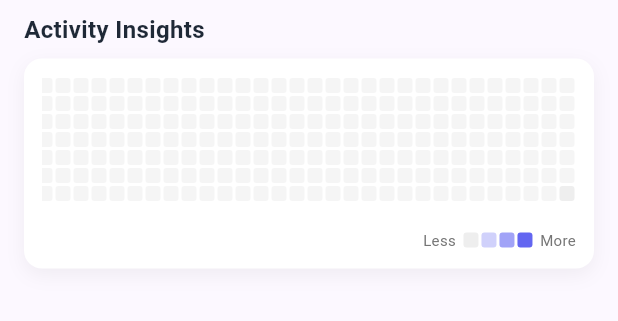
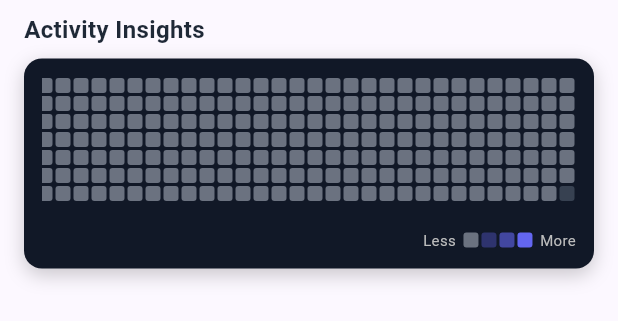
Before and after one commit to erickveil/raleigh, a Flutter app: the ContributionGraph widget shown alone on an empty page, opened directly with empty values, on a phone screen of 412 x 824 dp. Shown: the top 321 px of the screen. Run offline on Flutter 3.47's test engine with Material 3 defaults, Android fonts, the phone set to English and light mode, and no system bars; our stand-ins replace file_picker, hive, hive_flutter; accounts and stored records are empty; generated files the repository leaves out were written again.

Commit message:
🔧 Tweaked the colors on the contribution grid

```diff
--- a/lib/widgets/contribution_graph.dart
+++ b/lib/widgets/contribution_graph.dart
@@ -44,11 +44,11 @@ class ContributionGraph extends StatelessWidget {
           margin: const EdgeInsets.symmetric(horizontal: 16),
           padding: const EdgeInsets.all(12),
           decoration: BoxDecoration(
-            color: Colors.white,
+            color: const Color(0xFF111827),
             borderRadius: BorderRadius.circular(12),
             boxShadow: [
               BoxShadow(
-                color: Colors.black.withOpacity(0.05),
+                color: Colors.black.withOpacity(0.2),
                 blurRadius: 10,
                 offset: const Offset(0, 4),
               ),
@@ -70,11 +70,11 @@ class ContributionGraph extends StatelessWidget {
                           );
 
                           if (currentDay.isAfter(endDate)) {
-                            return _buildEmptyBox(Colors.grey[200]!);
+                            return _buildEmptyBox(const Color(0xFF374151));
                           }
 
                           if (currentDay.isBefore(startDate)) {
-                            return _buildEmptyBox(Colors.grey[200]!);
+                            return _buildEmptyBox(const Color(0xFF374151));
                           }
 
                           final dateKey = DateTime(
@@ -87,7 +87,7 @@ class ContributionGraph extends StatelessWidget {
                           // Week gradient: Red (0) to Purple (270)
                           // weekIndex 0 is 1 year ago, weekIndex weeksToShow-1 is today.
                           final hue = (weekIndex / (weeksToShow - 1)) * 270.0;
-                          final baseColor = HSVColor.fromAHSV(1.0, hue, 0.7, 0.8)
+                          final baseColor = HSVColor.fromAHSV(1.0, hue, 0.7, 1.0)
                               .toColor();
 
                           return _buildContributionBox(count, baseColor);
@@ -103,17 +103,17 @@ class ContributionGraph extends StatelessWidget {
                 children: [
                   Text(
                     'Less',
-                    style: TextStyle(fontSize: 10, color: Colors.grey[600]),
+                    style: TextStyle(fontSize: 10, color: Colors.grey[400]),
                   ),
                   const SizedBox(width: 4),
-                  _buildLegendBox(Colors.grey[200]!),
-                  _buildLegendBox(const Color(0xFF6366F1).withOpacity(0.3)),
+                  _buildLegendBox(const Color(0xFF6B7280)),
+                  _buildLegendBox(const Color(0xFF6366F1).withOpacity(0.35)),
                   _buildLegendBox(const Color(0xFF6366F1).withOpacity(0.6)),
                   _buildLegendBox(const Color(0xFF6366F1)),
                   const SizedBox(width: 4),
                   Text(
                     'More',
-                    style: TextStyle(fontSize: 10, color: Colors.grey[600]),
+                    style: TextStyle(fontSize: 10, color: Colors.grey[400]),
                   ),
                 ],
               ),
@@ -151,18 +151,18 @@ class ContributionGraph extends StatelessWidget {
   Widget _buildContributionBox(int count, Color baseColor) {
     Color color;
     if (count == 0) {
-      color = Colors.grey[100]!;
+      color = const Color(0xFF6B7280);
     } else {
       // Scale: 1, 2-3, 4-6, 7+
       double opacity;
       if (count >= 7) {
         opacity = 1.0;
       } else if (count >= 4) {
-        opacity = 0.7;
+        opacity = 0.8;
       } else if (count >= 2) {
-        opacity = 0.45;
+        opacity = 0.55;
       } else {
-        opacity = 0.25;
+        opacity = 0.35;
       }
       color = baseColor.withOpacity(opacity);
     }
```
Also changed, not shown: pubspec.lock.
